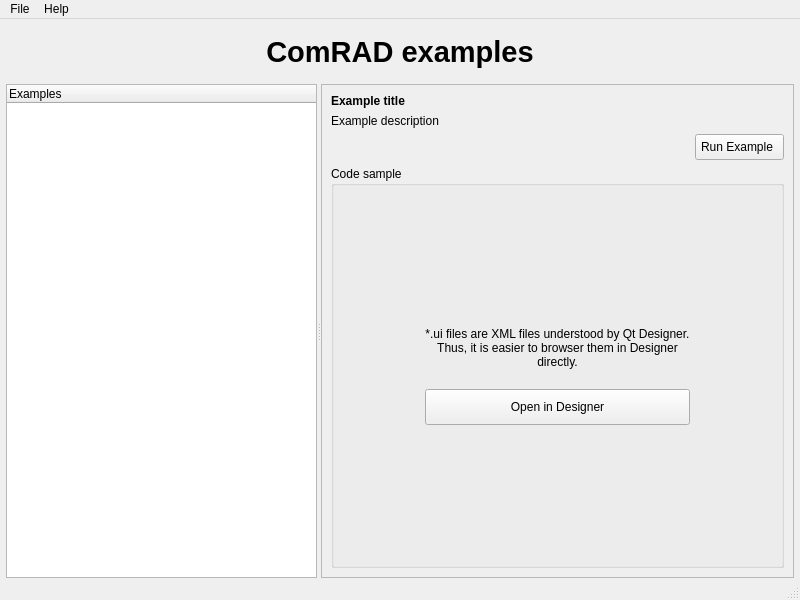
Before: the Qt Designer form comrad/examples/main.ui in jfpatrick/accsoft-gui-rad-comrad, drawn with Qt 5.
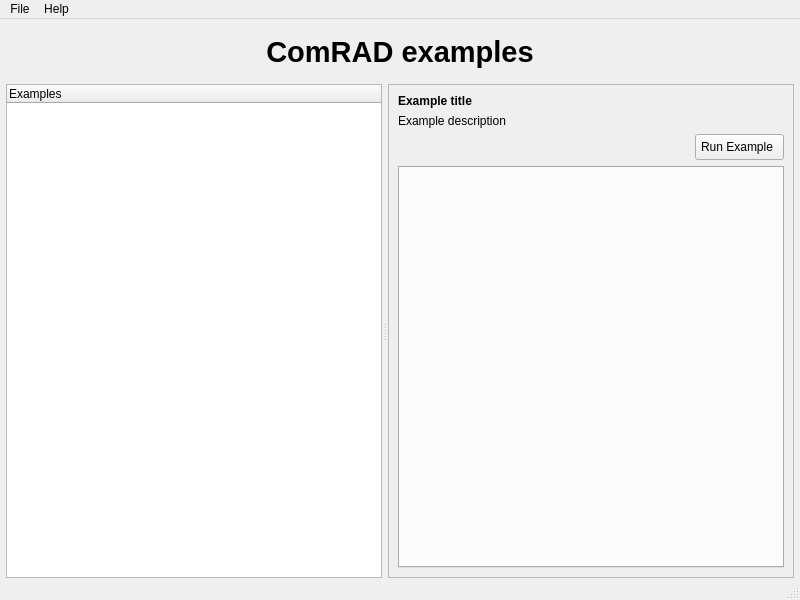
After: the same form once the commit is applied. Icons and pictures are not drawn.

Commit message: Example details use tabs instead of push buttons with flow layout

The edit to the form file:
```diff
--- a/comrad/examples/main.ui
+++ b/comrad/examples/main.ui
@@ -76,6 +76,12 @@
       <property name="orientation">
        <enum>Qt::Horizontal</enum>
       </property>
+      <property name="handleWidth">
+       <number>6</number>
+      </property>
+      <property name="childrenCollapsible">
+       <bool>false</bool>
+      </property>
       <widget class="QTreeWidget" name="examples_tree">
        <property name="sizePolicy">
         <sizepolicy hsizetype="Minimum" vsizetype="Expanding">
@@ -218,175 +224,10 @@
              </layout>
             </item>
             <item>
-             <widget class="QGroupBox" name="example_code">
-              <property name="sizePolicy">
-               <sizepolicy hsizetype="Preferred" vsizetype="Expanding">
-                <horstretch>0</horstretch>
-                <verstretch>0</verstretch>
-               </sizepolicy>
+             <widget class="QTabWidget" name="tabs">
+              <property name="currentIndex">
+               <number>-1</number>
               </property>
-              <property name="title">
-               <string>Code sample</string>
-              </property>
-              <layout class="QVBoxLayout" name="verticalLayout_4">
-               <item>
-                <widget class="QStackedWidget" name="example_code_stack">
-                 <property name="currentIndex">
-                  <number>1</number>
-                 </property>
-                 <widget class="QWidget" name="code_browser_page">
-                  <layout class="QVBoxLayout" name="verticalLayout_5">
-                   <property name="spacing">
-                    <number>0</number>
-                   </property>
-                   <property name="leftMargin">
-                    <number>0</number>
-                   </property>
-                   <property name="topMargin">
-                    <number>0</number>
-                   </property>
-                   <property name="rightMargin">
-                    <number>0</number>
-                   </property>
-                   <property name="bottomMargin">
-                    <number>0</number>
-                   </property>
-                   <item>
-                    <widget class="QTextEdit" name="example_code_browser">
-                     <property name="undoRedoEnabled">
-                      <bool>false</bool>
-                     </property>
-                     <property name="readOnly">
-                      <bool>true</bool>
-                     </property>
-                     <property name="acceptRichText">
-                      <bool>false</bool>
-                     </property>
-                    </widget>
-                   </item>
-                  </layout>
-                 </widget>
-                 <widget class="QWidget" name="designer_page">
-                  <layout class="QVBoxLayout" name="verticalLayout_6">
-                   <property name="leftMargin">
-                    <number>0</number>
-                   </property>
-                   <property name="topMargin">
-                    <number>0</number>
-                   </property>
-                   <property name="rightMargin">
-                    <number>0</number>
-                   </property>
-                   <property name="bottomMargin">
-                    <number>0</number>
-                   </property>
-                   <item>
-                    <layout class="QHBoxLayout" name="horizontalLayout_5">
-                     <property name="spacing">
-                      <number>0</number>
-                     </property>
-                     <item>
-                      <spacer name="horizontalSpacer_2">
-                       <property name="orientation">
-                        <enum>Qt::Horizontal</enum>
-                       </property>
-                       <property name="sizeHint" stdset="0">
-                        <size>
-                         <width>40</width>
-                         <height>20</height>
-                        </size>
-                       </property>
-                      </spacer>
-                     </item>
-                     <item>
-                      <layout class="QVBoxLayout" name="verticalLayout_7">
-                       <item>
-                        <spacer name="verticalSpacer">
-                         <property name="orientation">
-                          <enum>Qt::Vertical</enum>
-                         </property>
-                         <property name="sizeHint" stdset="0">
-                          <size>
-                           <width>20</width>
-                           <height>40</height>
-                          </size>
-                         </property>
-                        </spacer>
-                       </item>
-                       <item>
-                        <widget class="QLabel" name="label_3">
-                         <property name="text">
-                          <string>*.ui files are XML files understood by Qt Designer. Thus, it is easier to browser them in Designer directly.</string>
-                         </property>
-                         <property name="alignment">
-                          <set>Qt::AlignCenter</set>
-                         </property>
-                         <property name="wordWrap">
-                          <bool>true</bool>
-                         </property>
-                        </widget>
-                       </item>
-                       <item>
-                        <spacer name="verticalSpacer_3">
-                         <property name="orientation">
-                          <enum>Qt::Vertical</enum>
-                         </property>
-                         <property name="sizeType">
-                          <enum>QSizePolicy::Fixed</enum>
-                         </property>
-                         <property name="sizeHint" stdset="0">
-                          <size>
-                           <width>20</width>
-                           <height>20</height>
-                          </size>
-                         </property>
-                        </spacer>
-                       </item>
-                       <item>
-                        <widget class="QPushButton" name="example_designer_btn">
-                         <property name="styleSheet">
-                          <string notr="true">padding: 10px</string>
-                         </property>
-                         <property name="text">
-                          <string>Open in Designer</string>
-                         </property>
-                        </widget>
-                       </item>
-                       <item>
-                        <spacer name="verticalSpacer_2">
-                         <property name="orientation">
-                          <enum>Qt::Vertical</enum>
-                         </property>
-                         <property name="sizeHint" stdset="0">
-                          <size>
-                           <width>20</width>
-                           <height>40</height>
-                          </size>
-                         </property>
-                        </spacer>
-                       </item>
-                      </layout>
-                     </item>
-                     <item>
-                      <spacer name="horizontalSpacer_3">
-                       <property name="orientation">
-                        <enum>Qt::Horizontal</enum>
-                       </property>
-                       <property name="sizeHint" stdset="0">
-                        <size>
-                         <width>40</width>
-                         <height>20</height>
-                        </size>
-                       </property>
-                      </spacer>
-                     </item>
-                    </layout>
-                   </item>
-                  </layout>
-                 </widget>
-                </widget>
-               </item>
-              </layout>
              </widget>
             </item>
            </layout>
```
The commit also changes 2 other files.
